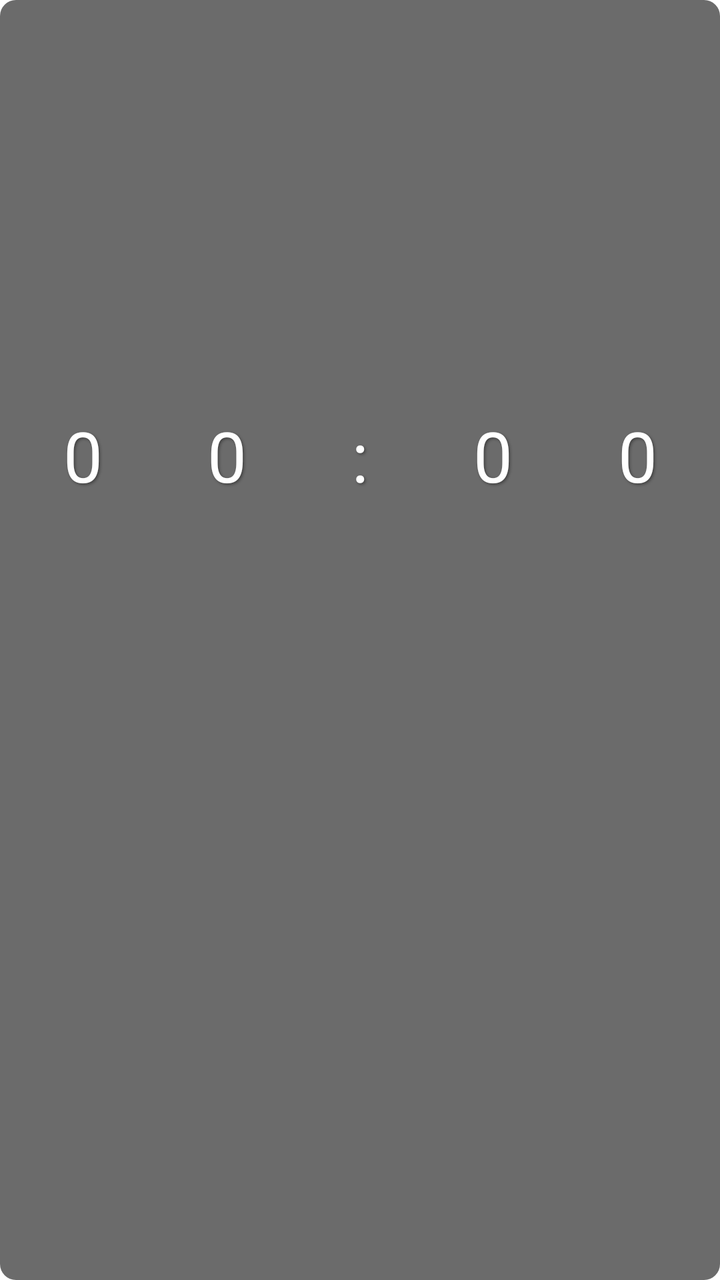
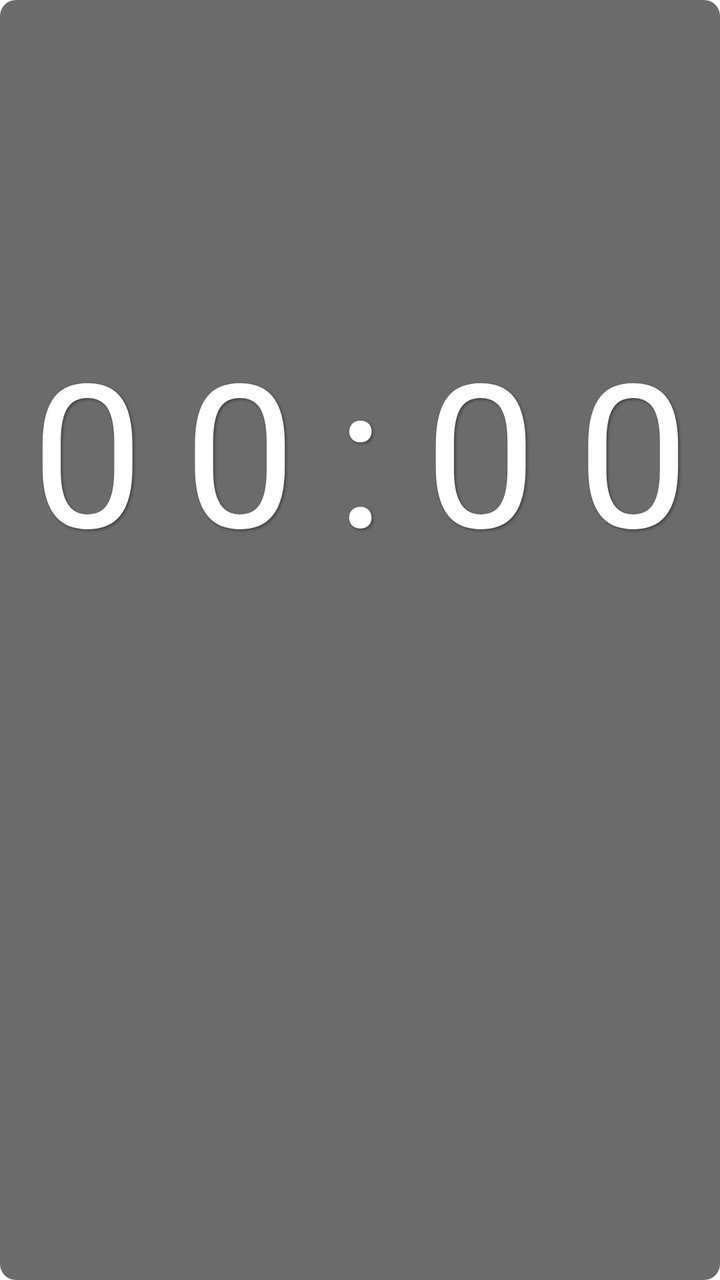

Compare the two renders of this Android layout. The source of the first and the diff that turns it into the second are given below.
<!-- AndroidManifest.xml: fallback theme Theme.MaterialComponents.DayNight.NoActionBar -->
<!-- res/layout/widget_clock.xml -->
<?xml version="1.0" encoding="utf-8"?>
<LinearLayout xmlns:android="http://schemas.android.com/apk/res/android"
    android:id="@+id/widget_root"
    android:layout_width="match_parent"
    android:layout_height="match_parent"
    android:background="@drawable/widget_background"
    android:gravity="center"
    android:orientation="vertical"
    android:padding="4dp">
     
    
    <TextClock
        android:id="@+id/txt_time"
        android:fontFeatureSettings="tnum"
        android:fontFamily="sans-serif"
        android:letterSpacing="1.5"
        android:layout_width="match_parent"
        android:layout_height="0dp"
        android:layout_weight="5"
        android:autoSizeMaxTextSize="300sp"
        android:autoSizeMinTextSize="8sp"
        android:autoSizeStepGranularity="1sp"
        android:autoSizeTextType="uniform"
        android:format12Hour="HH:mm"
        android:format24Hour="HH:mm"
        android:gravity="center"
        android:includeFontPadding="false"
        android:maxLines="1"
        android:shadowColor="#66000000"
        android:shadowDx="2"
        android:shadowDy="2"
        android:shadowRadius="3"
        android:textColor="#FFFFFF"
         />
     

    
    <TextView
        android:id="@+id/txt_date"
        android:fontFamily="sans-serif-medium"
        android:layout_width="match_parent"
        android:layout_height="0dp"
        android:layout_weight="2"
        android:autoSizeMaxTextSize="200sp"
        android:autoSizeMinTextSize="6sp"
        android:autoSizeStepGranularity="1sp"
        android:autoSizeTextType="uniform"
        android:gravity="center"
        android:includeFontPadding="false"
        android:maxLines="1"
        android:shadowColor="#66000000"
        android:shadowDx="2"
        android:shadowDy="2"
        android:shadowRadius="3"
        android:textColor="#FFFFFF"
         />
     

</LinearLayout>
<!-- resources referenced by this layout -->
<resources>
  <!-- drawable widget_background (drawable) -->
  <?xml version="1.0" encoding="utf-8"?>
  <shape xmlns:android="http://schemas.android.com/apk/res/android"
      android:shape="rectangle">
  
      
      <solid android:color="#94000000" />
  
      
      <corners android:radius="8dp" />
  
  </shape>
</resources>

<!-- the commit's change to res/layout/widget_clock.xml (unified diff, before → after) -->
@@ -13,7 +13,7 @@
         android:id="@+id/txt_time"
         android:fontFeatureSettings="tnum"
         android:fontFamily="sans-serif"
-        android:letterSpacing="1.5"
+        android:letterSpacing="0.2"
         android:layout_width="match_parent"
         android:layout_height="0dp"
         android:layout_weight="5"
